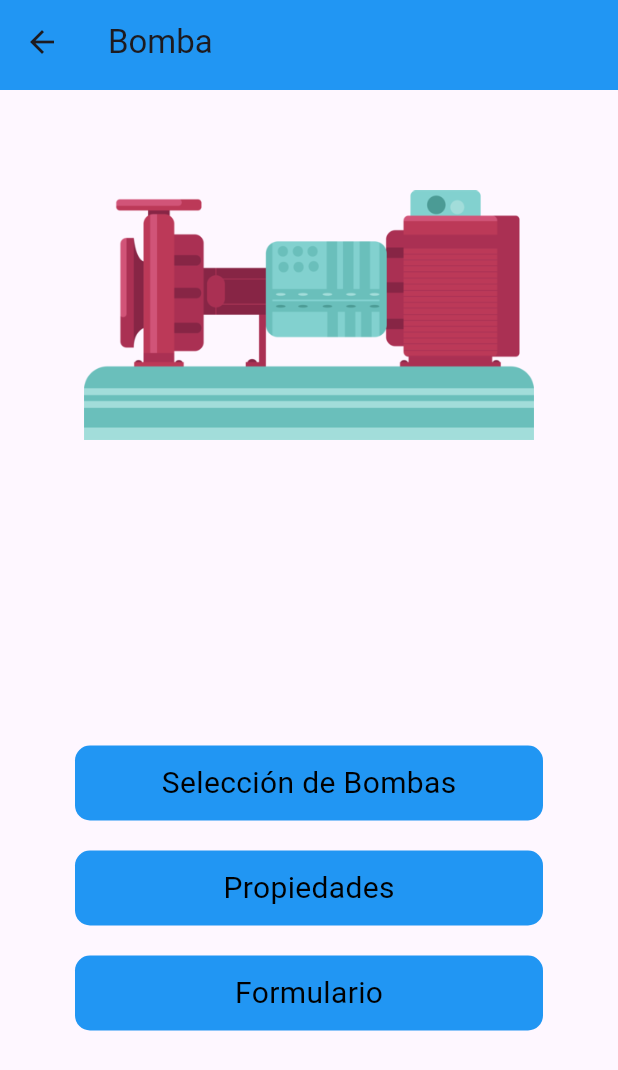
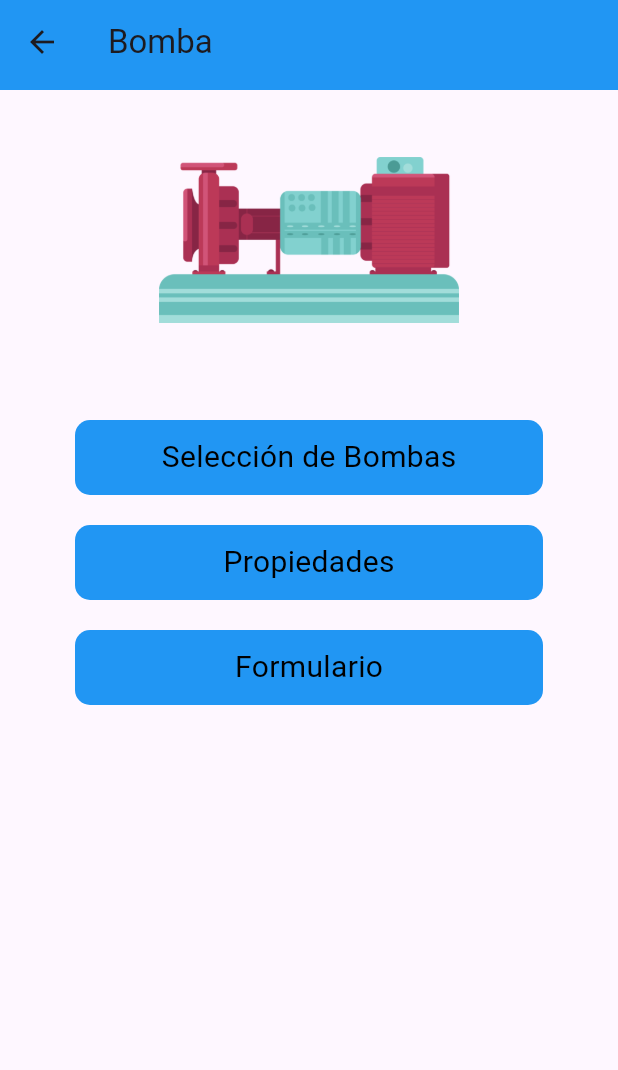
Before and after one commit to fahe8/calculadoraMecanica, a Flutter app: the BombasScreen screen opened by its route, on a phone screen of 412 x 824 dp. Shown: the top 1070 px of the screen. Run offline on Flutter 3.47's test engine with Material 3 defaults, Android fonts, the phone set to English and light mode, and no system bars; our stand-ins replace fl_chart, get; missing offline and left inert: pdfx.

Commit message:
modificado espacio de pantalla bomba e hidraulica

```diff
--- a/lib/screens/bombasScreens/BombasScreen.dart
+++ b/lib/screens/bombasScreens/BombasScreen.dart
@@ -19,16 +19,15 @@ class BombasScreen extends StatelessWidget {
         child: Column(children: [
           Image.asset(
             'assets/bomba1.png',
-            width: 300,
-            height: 300,
+            width: 200,
+            height: 200,
           ),
           Expanded(
               child: Padding(
             padding: const EdgeInsets.symmetric(horizontal: 50),
             child: Column(
-
-              mainAxisAlignment: MainAxisAlignment.center,
               children: [
+                SizedBox(height: 20,),
                 CustomRectangle(
                   width: double.infinity,
                   height: 50,
--- a/lib/screens/hidraulicaScreens/HidraulicaScreen.dart
+++ b/lib/screens/hidraulicaScreens/HidraulicaScreen.dart
@@ -23,8 +23,8 @@ class _HidraulicaScreenState extends State<HidraulicaScreen> {
           }),
       body: Column(children: [
         SizedBox(
-                height: 20,
-              ),
+          height: 20,
+        ),
         Image.asset(
           'assets/hidraulic.png',
           width: 200,
@@ -34,8 +34,8 @@ class _HidraulicaScreenState extends State<HidraulicaScreen> {
             child: Padding(
           padding: const EdgeInsets.symmetric(horizontal: 50),
           child: Column(
-            mainAxisAlignment: MainAxisAlignment.center,
             children: [
+              SizedBox(height: 20,),
               CustomRectangle(
                 width: double.infinity,
                 height: 50,
@@ -46,7 +46,9 @@ class _HidraulicaScreenState extends State<HidraulicaScreen> {
                       context, '/hidraulica/calculoshidraulicos');
                 },
               ),
-               SizedBox(height: 20,),
+              SizedBox(
+                height: 20,
+              ),
               CustomRectangle(
                 width: double.infinity,
                 height: 50,
@@ -62,7 +64,9 @@ class _HidraulicaScreenState extends State<HidraulicaScreen> {
                       ));
                 },
               ),
-               SizedBox(height: 20,),
+              SizedBox(
+                height: 20,
+              ),
               CustomRectangle(
                 width: double.infinity,
                 height: 50,
```
